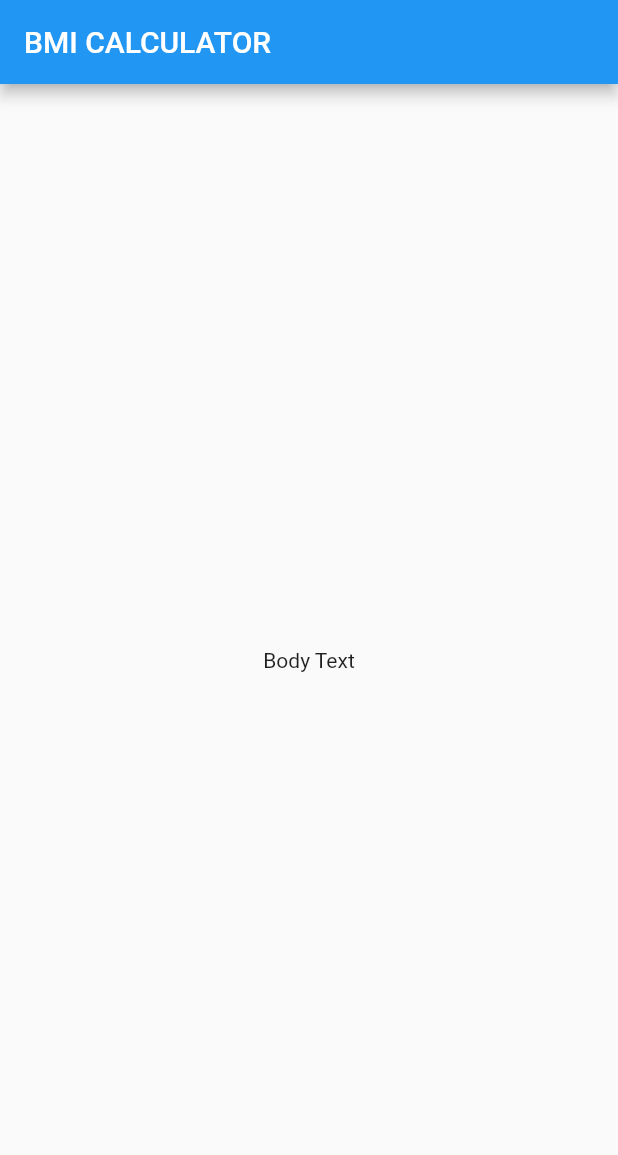
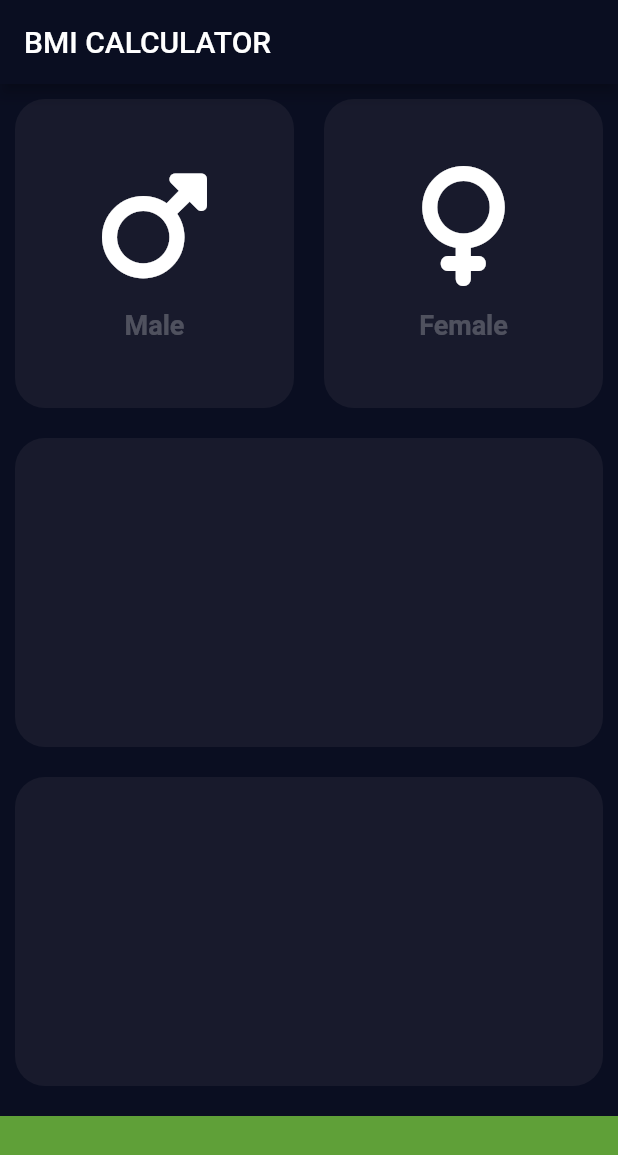
Before and after one commit to juwiragiye/100daysofcoding, a Flutter app: the screen it shows after launch, on a phone screen of 412 x 824 dp. Shown: the top 1155 px of the screen. Run offline on Flutter 3.47's test engine with Material 2 defaults, Android fonts, the phone set to English and light mode, and no system bars; our stand-ins replace font_awesome_flutter.

Commit message:
Material App

```diff
--- /dev/null
+++ b/bmi-calculator-flutter/lib/input_page.dart
@@ -0,0 +1,113 @@
+import 'package:flutter/material.dart';
+import 'package:font_awesome_flutter/font_awesome_flutter.dart';
+
+const double BOTTOMCONTAINERHEIGHT = 80.0;
+const Color REUSABLECARDCOLOR = Color(0xFF1DAD8);
+const Color BOTTOMCONTAINERCOLOR = Color.fromARGB(200, 118, 200, 62);
+
+class InputPage extends StatefulWidget {
+  @override
+  _InputPageState createState() => _InputPageState();
+}
+
+class _InputPageState extends State<InputPage> {
+  @override
+  Widget build(BuildContext context) {
+    return Scaffold(
+      appBar: AppBar(
+        title: Text('BMI CALCULATOR'),
+      ),
+      body: Column(
+        children: [
+          Expanded(
+            child: Row(
+              children: [
+                Expanded(
+                  child: ReusableCard(
+                    color: REUSABLECARDCOLOR,
+                    cardChild: CardContent(
+                      cardIconData: FontAwesomeIcons.mars,
+                      cardText: "Male",
+                    ),
+                  ),
+                ),
+                Expanded(
+                    child: ReusableCard(
+                  color: REUSABLECARDCOLOR,
+                  cardChild: CardContent(
+                    cardIconData: FontAwesomeIcons.venus,
+                    cardText: "Female",
+                  ),
+                )),
+              ],
+            ),
+          ),
+          Expanded(
+            child: ReusableCard(
+              color: REUSABLECARDCOLOR,
+            ),
+          ),
+          Expanded(
+            child: ReusableCard(
+              color: REUSABLECARDCOLOR,
+            ),
+          ),
+          Container(
+            color: BOTTOMCONTAINERCOLOR,
+            margin: EdgeInsets.only(top: 10.0),
+            width: double.infinity,
+            height: BOTTOMCONTAINERHEIGHT,
+          )
+        ],
+      ),
+    );
+  }
+}
+
+class CardContent extends StatelessWidget {
+  const CardContent({this.cardIconData, this.cardText});
+
+  final IconData cardIconData;
+  final String cardText;
+
+  @override
+  Widget build(BuildContext context) {
+    return Column(
+      mainAxisAlignment: MainAxisAlignment.center,
+      children: [
+        Icon(
+          cardIconData,
+          size: 80.0,
+        ),
+        SizedBox(
+          height: 16.0,
+        ),
+        Text(
+          cardText,
+          style: TextStyle(
+              color: Colors.white24,
+              fontSize: 18.0,
+              fontWeight: FontWeight.bold),
+        ),
+      ],
+    );
+  }
+}
+
+class ReusableCard extends StatelessWidget {
+  ReusableCard({@required this.color, this.cardChild});
+  final Color color;
+  final Widget cardChild;
+
+  @override
+  Widget build(BuildContext context) {
+    return Container(
+      margin: EdgeInsets.all(10),
+      child: cardChild,
+      decoration: BoxDecoration(
+        color: color,
+        borderRadius: BorderRadius.circular(20),
+      ),
+    );
+  }
+}
--- a/bmi-calculator-flutter/lib/main.dart
+++ b/bmi-calculator-flutter/lib/main.dart
@@ -1,4 +1,6 @@
 import 'package:flutter/material.dart';
+
+import 'input_page.dart';
 
 void main() => runApp(BMICalculator());
 
@@ -6,26 +8,10 @@ class BMICalculator extends StatelessWidget {
   @override
   Widget build(BuildContext context) {
     return MaterialApp(
+      theme: ThemeData.dark().copyWith(
+          scaffoldBackgroundColor: Color(0xFF0A0E21),
+          appBarTheme: AppBarTheme(backgroundColor: Color(0xFF0A0E21))),
       home: InputPage(),
     );
   }
 }
-
-class InputPage extends StatefulWidget {
-  @override
-  _InputPageState createState() => _InputPageState();
-}
-
-class _InputPageState extends State<InputPage> {
-  @override
-  Widget build(BuildContext context) {
-    return Scaffold(
-      appBar: AppBar(
-        title: Text('BMI CALCULATOR'),
-      ),
-      body: Center(
-        child: Text('Body Text'),
-      ),
-    );
-  }
-}
--- a/bmi-calculator-flutter/pubspec.yaml
+++ b/bmi-calculator-flutter/pubspec.yaml
@@ -11,6 +11,7 @@ dependencies:
     sdk: flutter
 
   cupertino_icons: ^0.1.2
+  font_awesome_flutter: ^10.0.0
 
 dev_dependencies:
   flutter_test:
```
Also changed, not shown: 3 other files.
